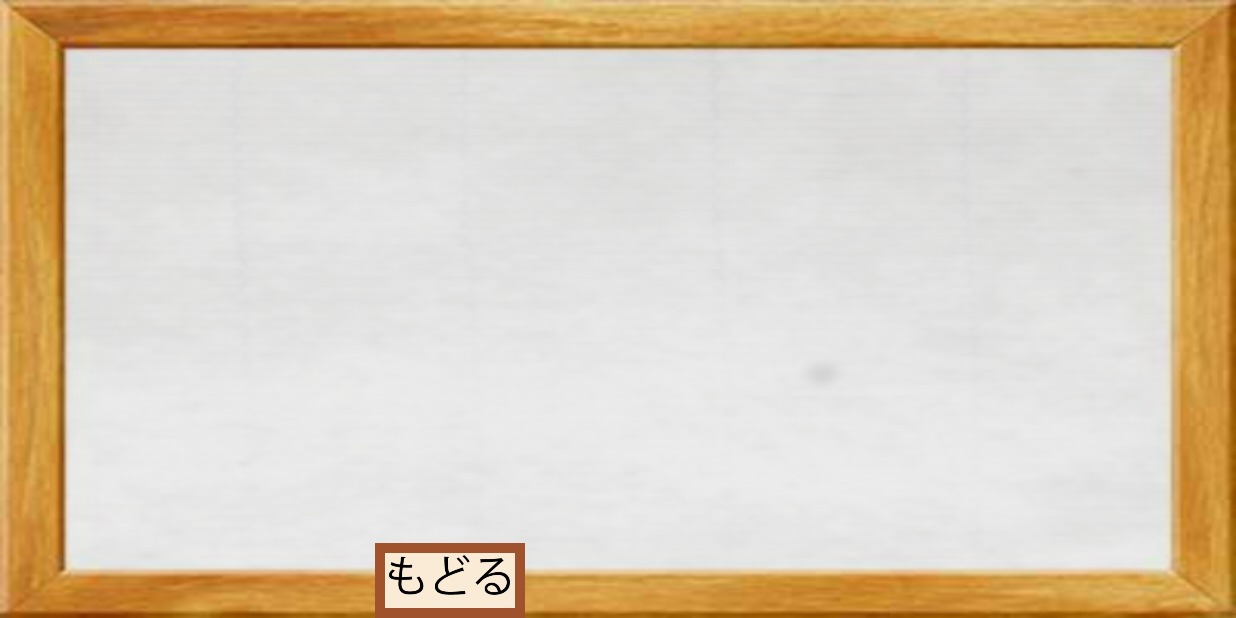
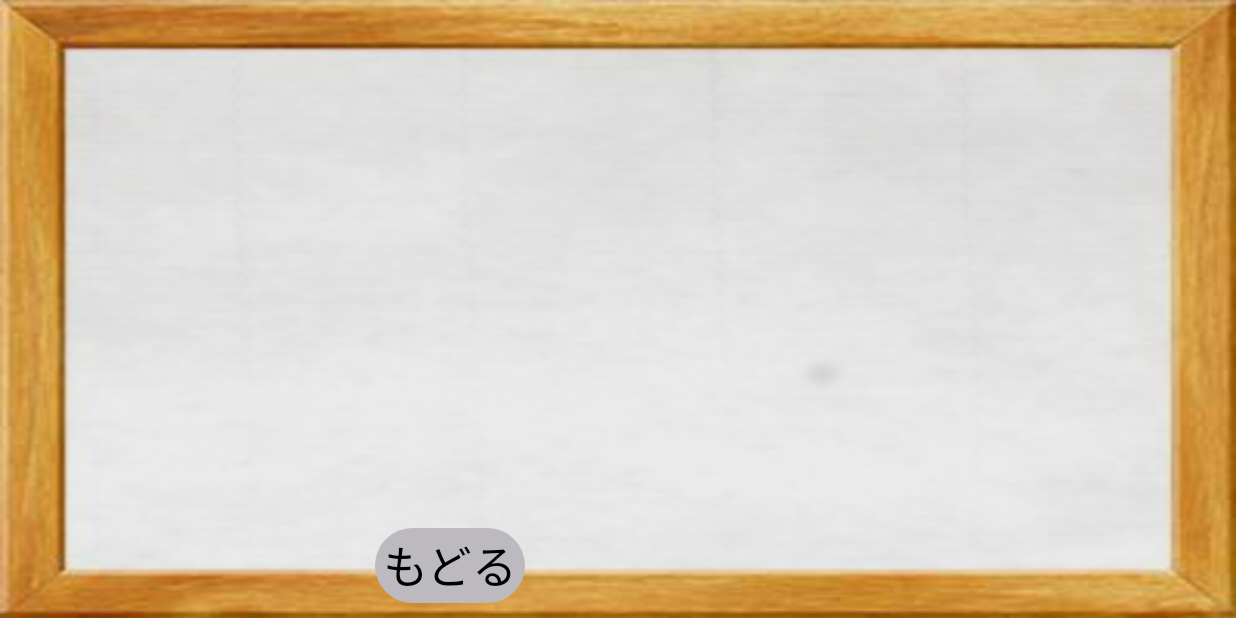
Before and after one commit to shxun6934/Kana-ko, an Android app: the Washi1Activity screen opened directly, with no data from a screen before it, on a phone screen of 824 x 412 dp (held sideways). Run offline under Robolectric (Android 15) with nearby library versions, the phone set to English and light mode, and no system bars.

Commit message:
画面遷移の直し

```diff
--- a/app/src/main/java/smartphoneapp_project/kanazawaapp_2017/JayroMovableLayout.java
+++ b/app/src/main/java/smartphoneapp_project/kanazawaapp_2017/JayroMovableLayout.java
@@ -84,8 +84,8 @@ public class JayroMovableLayout extends FrameLayout implements SensorEventListen
             return;
         }
 
-        float sensorX = sensorEvent.values[0] * -1; // 右に傾けていくと負に大きくなるため反転させる
-        float sensorY = sensorEvent.values[1];
+        float sensorY = sensorEvent.values[0] * -1; // 右に傾けていくと負に大きくなるため反転させる
+        float sensorX = sensorEvent.values[1];
 
         for (int i = 0; i < getChildCount(); i++) {
             View childView = getChildAt(i);
--- a/app/src/main/java/smartphoneapp_project/kanazawaapp_2017/Washi1Activity.java
+++ b/app/src/main/java/smartphoneapp_project/kanazawaapp_2017/Washi1Activity.java
@@ -1,5 +1,4 @@
 package smartphoneapp_project.kanazawaapp_2017;
-
 import android.app.Activity;
 import android.content.Intent;
 import android.hardware.Sensor;
@@ -11,24 +10,19 @@ import android.util.Log;
 import android.view.View;
 import android.view.Window;
 import android.view.WindowManager;
-import android.widget.Button;
+import android.widget.ImageButton;
+import android.widget.ImageButton;
 import android.widget.ImageView;
+import android.widget.TextView;
 import android.widget.Toast;
 
-
-public class Washi1Activity extends Activity implements SensorEventListener {
-
-    private Button button_segue;
-
-//    public  void  onClick(View v){
-//
-//        Intent intent = new Intent(Washi1Activity.this,Washi.class);
-//        startActivity(intent);
-//    }
+import smartphoneapp_project.kanazawaapp_2017.Zukan.DetailsZukanActivity;
 
 
+public class Washi1Activity extends Activity implements SensorEventListener,View.OnClickListener {
+
     private static final String LOG_TAG = "WASHI1";
-
+    //SensorManager sensorManager;
     private JayroMovableLayout jayroMovableLayout;
     private SensorManager sensorManager;
 
@@ -39,15 +33,9 @@ public class Washi1Activity extends Activity implements SensorEventListener {
         super.onCreate(savedInstanceState);
         requestWindowFeature(Window.FEATURE_NO_TITLE);
         setContentView(R.layout.activity_washi1);
-        Button button = (Button) findViewById(R.id.test);
 
-        button.setOnClickListener(new View.OnClickListener() {
-            @Override
-            public void onClick(View v) {
-                Intent intent = new Intent(Washi1Activity.this, Washi.class);
-                startActivity(intent);
-            }
-        });
+        TextView imageButton = (TextView) findViewById(R.id.button);
+        imageButton.setOnClickListener(this);
 
         getWindow().addFlags(WindowManager.LayoutParams.FLAG_FULLSCREEN);
 
@@ -61,9 +49,16 @@ public class Washi1Activity extends Activity implements SensorEventListener {
         washiView.setScaleY(2);
         jayroMovableLayout.addView(washiView, 16.0f);
 
-        SensorManager sensorManager = (SensorManager) getSystemService(SENSOR_SERVICE);
+        sensorManager = (SensorManager) getSystemService(SENSOR_SERVICE);
         Sensor accelerometer = sensorManager.getDefaultSensor(Sensor.TYPE_ACCELEROMETER);
         sensorManager.registerListener(this, accelerometer, SensorManager.SENSOR_DELAY_GAME);
+
+    }
+
+    public void onClick(View v) {
+        Log.d("aaa","aaaaaaa");
+        Intent intent = new Intent(getApplicationContext(),MapActivity.class);
+        startActivity(intent);
     }
 
     @Override
@@ -78,8 +73,9 @@ public class Washi1Activity extends Activity implements SensorEventListener {
         if (unregister != null) {
             unregister.unregister();
         }
-
-        sensorManager.unregisterListener(this);
+        if(sensorManager!=null) {
+            sensorManager.unregisterListener(this);
+        }
     }
 
     private int count;
@@ -113,4 +109,5 @@ public class Washi1Activity extends Activity implements SensorEventListener {
     public void onAccuracyChanged(Sensor sensor, int accuracy) {
 
     }
+
 }
--- /dev/null
+++ b/app/src/main/res/drawable/washi1_button.xml
@@ -0,0 +1,9 @@
+<?xml version="1.0" encoding="utf-8"?>
+<shape xmlns:android="http://schemas.android.com/apk/res/android"
+        android:shape="rectangle">
+
+    <corners android:radius="130dp"/>
+
+    <solid android:color="#BCBABE" />
+
+</shape>
--- a/app/src/main/res/layout/activity_washi1.xml
+++ b/app/src/main/res/layout/activity_washi1.xml
@@ -32,13 +32,24 @@
         android:scaleType="fitXY"
         android:src="@drawable/frame_00023" />
 
-    <ImageView
+
+    <TextView
         android:id="@+id/button"
         android:layout_width="100dp"
         android:layout_height="50dp"
         android:layout_gravity="bottom"
         android:layout_marginLeft="250dp"
-        android:background="@drawable/zukan_frame_sienna"
-        android:src="@drawable/washi1_modoru"/>
+        android:background="@drawable/washi1_button"
+        android:src="@drawable/washi1_modoru"
+
+        android:text="もどる"
+        android:textSize="30sp"
+        android:textColor="#000"
+        android:layout_marginBottom="10dp"
+        android:gravity="center"
+
+
+
+        />
 
 </FrameLayout>
```
